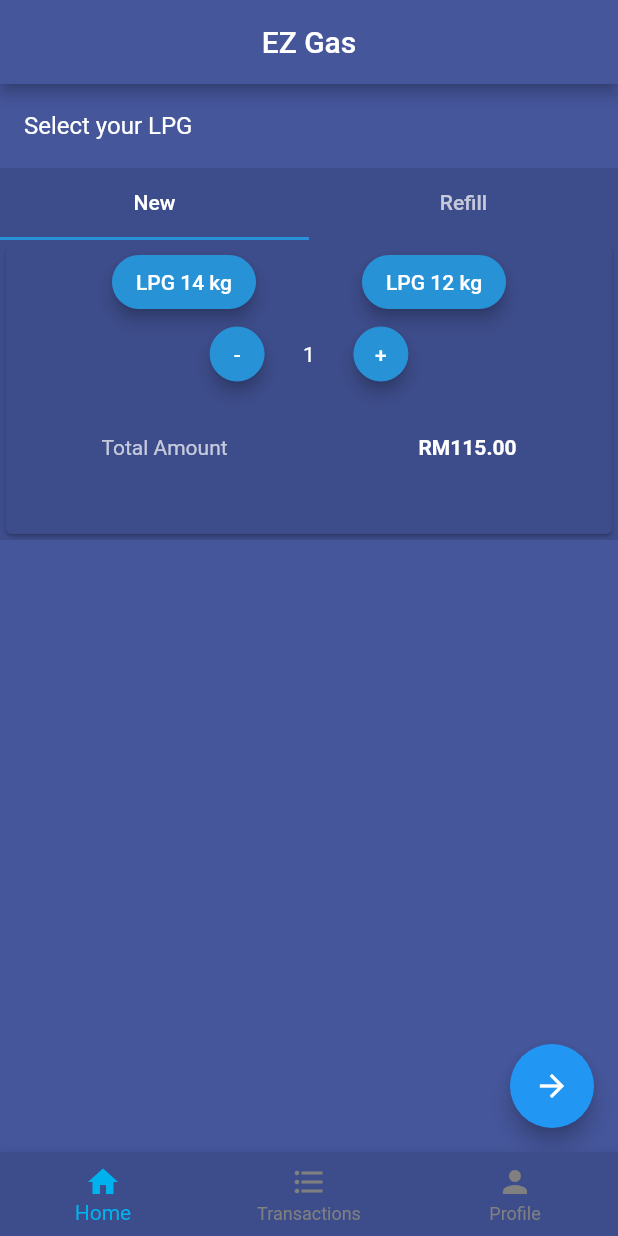
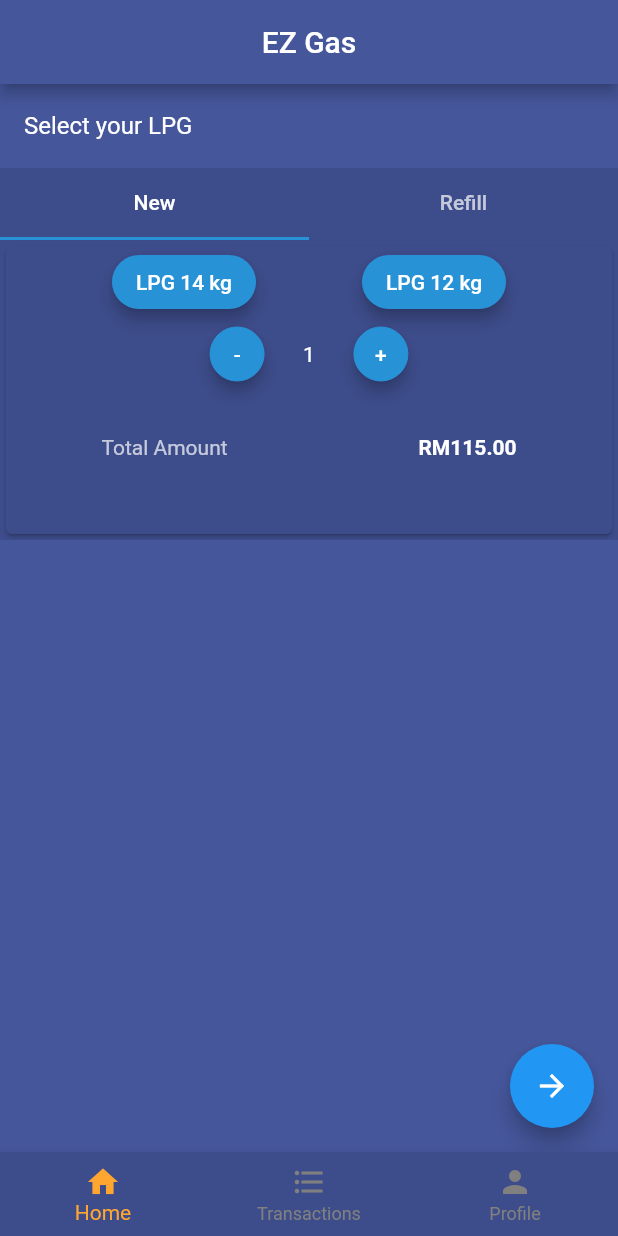
Before and after one commit to aimanuslim/Gas2Go, a Flutter app: the screen it shows after launch, on a phone screen of 412 x 824 dp. Run offline on Flutter 3.47's test engine with Material 2 defaults, Android fonts, the phone set to English and light mode, and no system bars; our stand-ins replace font_awesome_flutter, intro_slider.

Commit message:
updated colour of selected bottom navigationbar item to accent colour

```diff
--- a/lib/customer_screens.dart
+++ b/lib/customer_screens.dart
@@ -63,8 +63,8 @@ class _CustomerAppEntryState extends State<CustomerAppEntry> {
       bottomNavigationBar: BottomNavigationBar(
         currentIndex: currentTab,
         backgroundColor: Theme.of(context).bottomAppBarColor,
-        unselectedItemColor: Color(0xff808080),
-        selectedItemColor: Color(0xff00B3EF),
+        unselectedItemColor: Color(0xFF808080),
+        selectedItemColor: Color(0xFFFFA630),
         onTap: (int index) {
           setState(() {
             currentTab = index;
```
